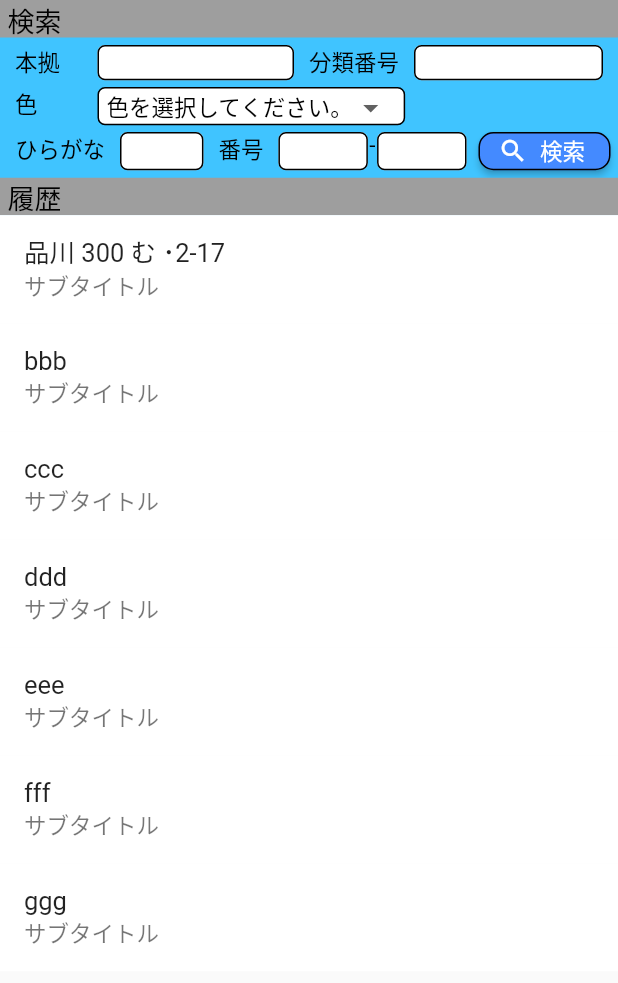
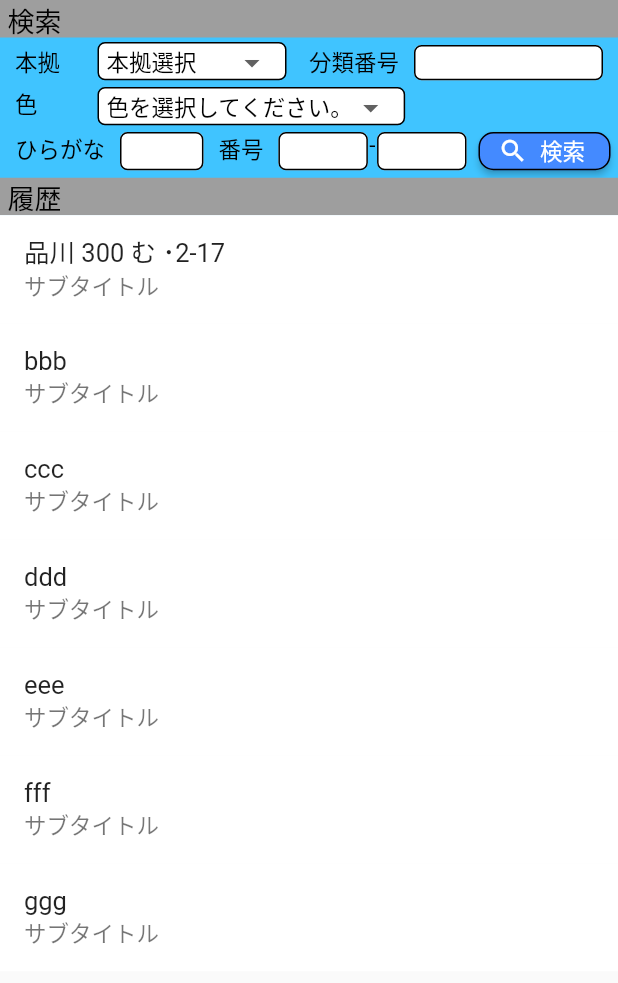
Before and after one commit to Nkoyama/CarOwnerConnect, a Flutter app: the TalkMainPage screen opened directly, on a phone screen of 412 x 824 dp. Shown: the top 983 px of the screen. Run offline on Flutter 3.47's test engine with Material 2 defaults, Android fonts, the phone set to English and light mode, and no system bars; drawn by our look-alikes of flutter_slidable; our stand-ins replace sqflite; accounts and stored records are empty; network calls fail.

Commit message:
talk画面の検索で本拠をプルダウンに変更

```diff
--- a/car_owner_connect/lib/pages/talkMain.dart
+++ b/car_owner_connect/lib/pages/talkMain.dart
@@ -4,7 +4,6 @@ import '../import/header.dart';
 import 'package:flutter_slidable/flutter_slidable.dart';
 import 'talkPage.dart';
 import 'package:http/http.dart' as http;
-import 'dart:convert';
 
 class TalkMain extends StatelessWidget {
   @override
@@ -27,7 +26,9 @@ class TalkMainPage extends StatefulWidget {
 }
 
 class TalkMainPageState extends State<TalkMainPage> {
-  List<String> placeList;
+  List<String> placeList = [
+    "本拠選択"
+  ];
 
   List<String> colorList = [
     "色を選択してください。",
@@ -37,6 +38,7 @@ class TalkMainPageState extends State<TalkMainPage> {
     "黒(文字色：黄色)"
   ];
   String selectedColor = "色を選択してください。";
+  String selectedPlace = "本拠選択";
 
   var _placeController = TextEditingController();
   var _classificationController = TextEditingController();
@@ -88,36 +90,54 @@ class TalkMainPageState extends State<TalkMainPage> {
                 height: 30.0,
                 width: 60.0,
               ),
-              Expanded(child: Container(
-                padding: EdgeInsets.only(left: 5.0, right: 5.0, top: 5.0, bottom: 1.5),
-                child: TextField(
-                  decoration: InputDecoration(
-                    //Focusしていないとき
-                    enabledBorder: new OutlineInputBorder(
-                      borderRadius: new BorderRadius.circular(5.0),
-                      borderSide: BorderSide(
+              Expanded(
+                child: Container(
+                    padding: EdgeInsets.only(
+                        left: 5.0, right: 10.0, top: 3.0, bottom: 1.5),
+                    height: 30.0,
+                    child: Container(
+                      padding: EdgeInsets.only(
+                          left: 5.0, right: 10.0, top: 1.0, bottom: 1.0),
+                      decoration: BoxDecoration(
+                        color: Colors.white,
+                        borderRadius: BorderRadius.circular(5),
+                        border: Border.all(color: Colors.black),
+                      ),
+                      child: new DropdownButtonHideUnderline(
+                        child: DropdownButton<String>(
+                          value: selectedPlace,
+                          onChanged: (String newValue) {
+                            setState(() {
+                              selectedPlace = newValue;
+                            });
+                          },
+                          selectedItemBuilder: (context) {
+                            return placeList.map((String item) {
+                              return Text(
+                                item,
+                                style: TextStyle(
                                   color: Colors.black,
+                                  fontSize: 15.0,
+                                ),
+                              );
+                            }).toList();
+                          },
+                          items: placeList.map((String item) {
+                            return DropdownMenuItem(
+                              value: item,
+                              child: Text(
+                                item,
+                                style: item == selectedPlace
+                                    ? TextStyle(fontWeight: FontWeight.bold)
+                                    : TextStyle(fontWeight: FontWeight.normal),
+                              ),
+                            );
+                          }).toList(),
                         ),
                       ),
-                    //Focusしているとき
-                    focusedBorder: OutlineInputBorder(
-                      borderRadius: new BorderRadius.circular(5.0),
-                      borderSide: BorderSide(
-                        color: Colors.black,
-                        width: 2.0,
+                    )
                 ),
               ),
-                    filled: true,
-                    fillColor: Colors.white,
-                  ),
-                  style: TextStyle(
-                      fontSize: 15.0
-                  ),
-                  focusNode: _placeFocusNode,
-                  controller: _placeController,
-                ),
-                height: 30.0,
-              ),),
               Container(
                 padding: EdgeInsets.only(
                     left: 5.0, right: 5.0, top: 5.0, bottom: 1.5),
@@ -130,7 +150,8 @@ class TalkMainPageState extends State<TalkMainPage> {
                 ),
                 height: 30.0,
               ),
-              Expanded(child: Container(
+              Expanded(
+                child: Container(
                   padding: EdgeInsets.only(
                       left: 5.0, right: 10.0, top: 5.0, bottom: 1.5),
                   child: TextField(
@@ -163,7 +184,8 @@ class TalkMainPageState extends State<TalkMainPage> {
                     ],
                   ),
                   height: 30.0,
-              ),),
+                ),
+              ),
             ],
           ),
 
@@ -418,14 +440,18 @@ class TalkMainPageState extends State<TalkMainPage> {
 
   void getPlaceList() async {
     http.get('http://160.16.217.34/api/placeList/').then((response) {
-      print("Response body: ${response.body}");
+      setState(() {
+        placeList = response.body.toString().split(', ');
+        placeList.insert(0, "本拠選択");
+        print(placeList);
+      });
     });
   }
 
   @override
   void initState() {
-    placeList = [];
     getPlaceList();
+    print(placeList);
     super.initState();
   }
 }
```
Lines whose indentation alone changed are shown as unchanged.
